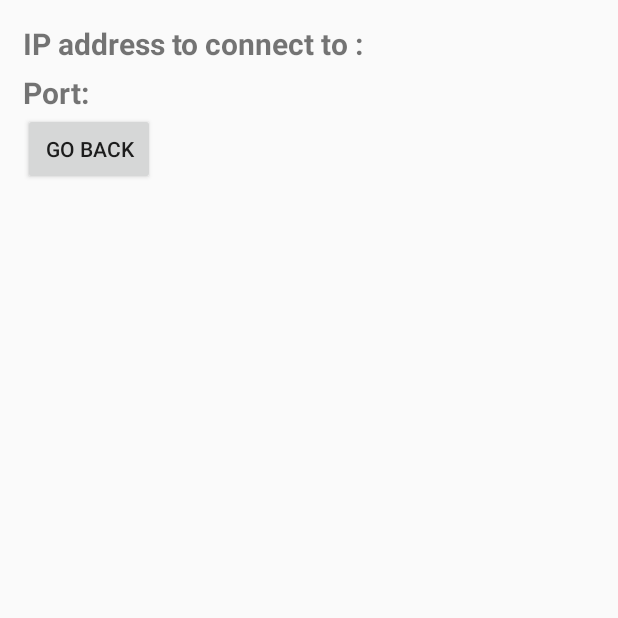
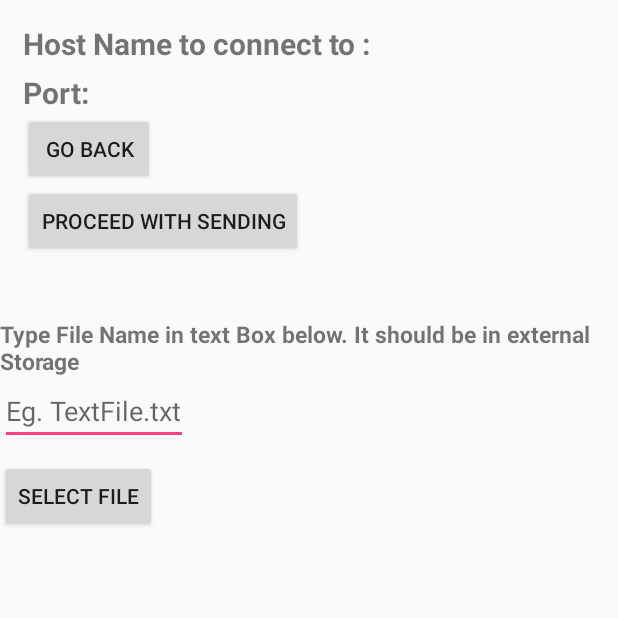
Before and after one commit to AnkitJha1998/Hackathon, an Android app: the sendFileClass screen opened directly, with no data from a screen before it, on a phone screen of 412 x 824 dp, the top half of it. Run offline under Robolectric (Android 15) with nearby library versions, the phone set to English and light mode, and no system bars.

Commit message:
Update on App

```diff
--- a/FreeShare/app/src/main/AndroidManifest.xml
+++ b/FreeShare/app/src/main/AndroidManifest.xml
@@ -1,7 +1,9 @@
 <?xml version="1.0" encoding="utf-8"?>
 <manifest xmlns:android="http://schemas.android.com/apk/res/android"
     package="com.ankit.freeshare">
-
+    <uses-permission android:name="android.permission.READ_EXTERNAL_STORAGE"></uses-permission>
+    <uses-permission android:name="android.permission.WRITE_EXTERNAL_STORAGE"></uses-permission>
+    <uses-permission android:name="android.permission.INTERNET"></uses-permission>
     <application
         android:allowBackup="true"
         android:icon="@mipmap/ic_launcher"
--- a/FreeShare/app/src/main/res/layout/send_file_layout.xml
+++ b/FreeShare/app/src/main/res/layout/send_file_layout.xml
@@ -9,14 +9,14 @@
         android:layout_alignParentLeft="true"
         android:padding="15sp"
         android:orientation="vertical"
-        >
+        android:id="@+id/linearLayout3">
         <TextView
             android:layout_width="wrap_content"
             android:layout_height="wrap_content"
-            android:text="IP address to connect to : "
+            android:text="Host Name to connect to : "
             android:textSize="20sp"
             android:textStyle="bold"
-            android:id="@+id/ipShow"
+            android:id="@+id/HostShow"
             />
         <TextView
             android:layout_width="wrap_content"
@@ -34,7 +34,47 @@
             android:onClick="goBack"
             android:id="@+id/goBackToMain"
             />
-
+        <Button
+            android:layout_width="wrap_content"
+            android:layout_height="wrap_content"
+            android:text="Proceed With sending"
+            android:onClick="sendData"
+            android:id="@+id/sendButton"
+            />
 
     </LinearLayout>
+
+    <LinearLayout
+        android:layout_width="wrap_content"
+        android:layout_height="wrap_content"
+        android:layout_alignParentLeft="true"
+        android:layout_alignParentStart="true"
+        android:layout_below="@+id/linearLayout3"
+
+        android:layout_marginTop="25dp"
+        android:orientation="vertical">
+        <TextView
+            android:layout_width="wrap_content"
+            android:layout_height="wrap_content"
+            android:text="Type File Name in text Box below. It should be in external Storage"
+            android:textSize="15sp"
+            android:textStyle="bold"
+            />
+
+        <EditText
+            android:id="@+id/fileName"
+            android:layout_width="wrap_content"
+            android:layout_height="wrap_content"
+            android:hint="Eg. TextFile.txt" />
+        <Button
+            android:layout_width="wrap_content"
+            android:layout_height="wrap_content"
+            android:text="Select File"
+            android:layout_marginTop="10sp"
+            android:onClick="selection"
+            android:id="@+id/selecting"
+            />
+
+    </LinearLayout>
+
 </RelativeLayout>
```
Also changed, not shown: FreeShare/app/src/main/java/com/ankit/freeshare/sendFileClass.java (+102 -1 lines).
